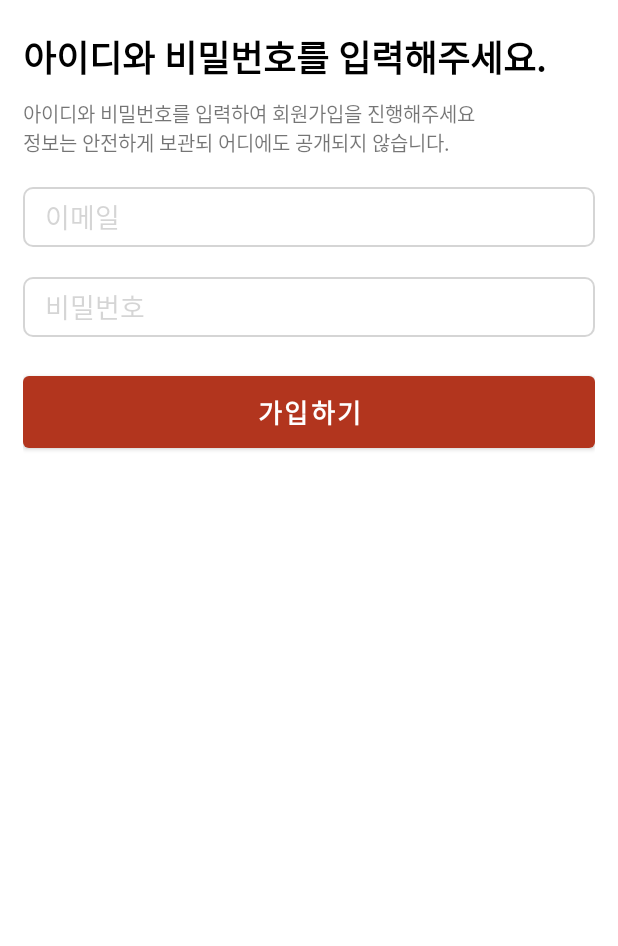
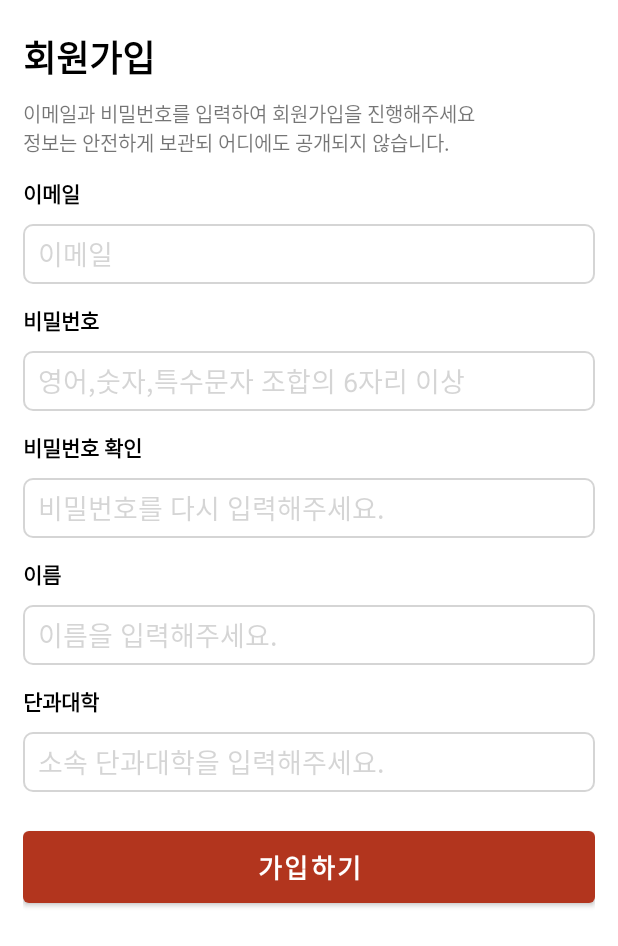
Before and after one commit to 600GramsMarket/HangeunMarket, an Android app: the fragment SignUpFragment placed in its activity, on a phone screen of 412 x 824 dp. Shown: the top 946 px of the screen. Run offline under Robolectric (Android 15) with nearby library versions, the phone set to English and light mode, and no system bars; our stand-ins replace Firebase (no records; nobody signed in at launch, a user with empty details on screens opened directly).

Commit message:
회원가입 레이아웃 수정

```diff
--- a/app/src/main/java/com/example/hangeunmarket/ui/home/recyclerview/SaleItemRecyclerViewAdapter.kt
+++ b/app/src/main/java/com/example/hangeunmarket/ui/home/recyclerview/SaleItemRecyclerViewAdapter.kt
@@ -32,9 +32,6 @@ class SaleItemRecyclerViewAdapter(var context: Context) : //화면에 데이터
             salePrice = itemView.findViewById(R.id.txt_sale_price)
             salePlace = itemView.findViewById(R.id.txt_sale_place)
 
-//            아이템 클릭에 대한 이벤트 정의
-//            itemView.setOnClickListener {
-//            }
         }
     }
 
@@ -59,10 +56,12 @@ class SaleItemRecyclerViewAdapter(var context: Context) : //화면에 데이터
     //itemView에 Array<SaleItem>의 값을 할당함
     override fun onBindViewHolder(holder: ViewHolder, position: Int) {
         val saleItem : SaleItem = saleItems[position]
-//        holder.saleItemImage
-        holder.saleTitle.text = saleItem.saleTitle
-        holder.salePlace.text = saleItem.salePlace
-        holder.salePrice.text = saleItem.salePrice
+        holder.apply {
+            saleTitle.text = saleItem.saleTitle
+            salePlace.text = saleItem.salePlace
+            salePrice.text = saleItem.salePrice
+        }
+
         //val imageName = "img_note_$imageNumber"
         val imageName = saleItem.saleItemImage //String
         //이미지의 ResourceId얻어오기(현재는 앱에 넣어둔 이미지를 배경 이미지로 삼음)
--- a/app/src/main/res/layout/fragment_mypage.xml
+++ b/app/src/main/res/layout/fragment_mypage.xml
@@ -225,7 +225,7 @@
             app:layout_constraintStart_toStartOf="parent"
             android:layout_marginTop="16dp"
             android:layout_marginStart="15dp"
-            android:text="이용 제한 내역"
+            android:text="선호 상품 내역"
             android:textColor="@color/black"
             android:textSize="16dp"/>
 
@@ -237,7 +237,7 @@
             app:layout_constraintStart_toStartOf="parent"
             android:layout_marginTop="16dp"
             android:layout_marginStart="15dp"
-            android:text="쪽지 설정"
+            android:text="채팅 설정"
             android:textColor="@color/black"
             android:textSize="16dp"/>
 
@@ -249,7 +249,7 @@
             app:layout_constraintStart_toStartOf="parent"
             android:layout_marginTop="16dp"
             android:layout_marginStart="15dp"
-            android:text="커뮤니티 이용 규칙"
+            android:text="이용 규칙"
             android:textColor="@color/black"
             android:textSize="16dp"/>
 
--- a/app/src/main/res/layout/fragment_sign_up.xml
+++ b/app/src/main/res/layout/fragment_sign_up.xml
@@ -15,7 +15,7 @@
             android:id="@+id/tv_title_input"
             android:layout_width="wrap_content"
             android:layout_height="wrap_content"
-            android:text="아이디와 비밀번호를 입력해주세요."
+            android:text="회원가입"
             android:textSize="24sp"
             android:textColor="@color/black"
             android:textStyle="bold"
@@ -28,11 +28,22 @@
             android:id="@+id/tv_explain"
             android:layout_width="wrap_content"
             android:layout_height="wrap_content"
-            android:text="아이디와 비밀번호를 입력하여 회원가입을 진행해주세요 \n정보는 안전하게 보관되 어디에도 공개되지 않습니다."
+            android:text="이메일과 비밀번호를 입력하여 회원가입을 진행해주세요 \n정보는 안전하게 보관되 어디에도 공개되지 않습니다."
             app:layout_constraintTop_toBottomOf="@id/tv_title_input"
             app:layout_constraintStart_toStartOf="parent"
             android:textSize="13sp"
             android:layout_marginTop="10dp"/>
+
+        <TextView
+            android:id="@+id/tv_id"
+            android:layout_width="wrap_content"
+            android:layout_height="wrap_content"
+            android:text="이메일"
+            app:layout_constraintTop_toBottomOf="@id/tv_explain"
+            app:layout_constraintStart_toStartOf="parent"
+            android:layout_marginTop="13dp"
+            android:textColor="@color/black"
+            android:textStyle="bold"/>
 
 
         <EditText
@@ -43,13 +54,25 @@
             android:singleLine="true"
             android:imeOptions="actionNext"
             android:inputType="textEmailAddress"
-            android:hint=" 이메일"
+            android:hint="이메일"
             android:paddingLeft="10dp"
             android:textColorHint="@color/gray"
-            app:layout_constraintTop_toBottomOf="@id/tv_explain"
+            app:layout_constraintTop_toBottomOf="@id/tv_id"
             app:layout_constraintStart_toStartOf="parent"
             app:layout_constraintEnd_toEndOf="parent"
-            android:layout_marginTop="20dp" />
+            android:layout_marginTop="10dp" />
+
+
+        <TextView
+            android:id="@+id/tv_pw"
+            android:layout_width="wrap_content"
+            android:layout_height="wrap_content"
+            android:text="비밀번호"
+            app:layout_constraintTop_toBottomOf="@id/et_email"
+            app:layout_constraintStart_toStartOf="parent"
+            android:layout_marginTop="13dp"
+            android:textColor="@color/black"
+            android:textStyle="bold"/>
 
 
         <EditText
@@ -60,13 +83,95 @@
             android:singleLine="true"
             android:imeOptions="actionNext"
             android:inputType="textPassword"
-            android:hint=" 비밀번호"
+            android:hint="영어,숫자,특수문자 조합의 6자리 이상"
             android:textColorHint="@color/gray"
             android:paddingLeft="10dp"
-            app:layout_constraintTop_toBottomOf="@id/et_email"
+            app:layout_constraintTop_toBottomOf="@id/tv_pw"
             app:layout_constraintStart_toStartOf="parent"
             app:layout_constraintEnd_toEndOf="parent"
-            android:layout_marginTop="20dp"/>
+            android:layout_marginTop="10dp"/>
+
+
+        <TextView
+            android:id="@+id/tv_pw_again"
+            android:layout_width="wrap_content"
+            android:layout_height="wrap_content"
+            android:text="비밀번호 확인"
+            app:layout_constraintTop_toBottomOf="@id/et_password"
+            app:layout_constraintStart_toStartOf="parent"
+            android:layout_marginTop="13dp"
+            android:textColor="@color/black"
+            android:textStyle="bold"/>
+
+        <EditText
+            android:id="@+id/et_password_again"
+            android:layout_width="match_parent"
+            android:layout_height="40dp"
+            android:background="@drawable/shape_edit"
+            android:singleLine="true"
+            android:imeOptions="actionNext"
+            android:inputType="textPassword"
+            android:hint="비밀번호를 다시 입력해주세요."
+            android:textColorHint="@color/gray"
+            android:paddingLeft="10dp"
+            app:layout_constraintTop_toBottomOf="@id/tv_pw_again"
+            app:layout_constraintStart_toStartOf="parent"
+            app:layout_constraintEnd_toEndOf="parent"
+            android:layout_marginTop="10dp"/>
+
+        <TextView
+            android:id="@+id/tv_name"
+            android:layout_width="wrap_content"
+            android:layout_height="wrap_content"
+            android:text="이름"
+            app:layout_constraintTop_toBottomOf="@id/et_password_again"
+            app:layout_constraintStart_toStartOf="parent"
+            android:layout_marginTop="13dp"
+            android:textColor="@color/black"
+            android:textStyle="bold"/>
+
+        <EditText
+            android:id="@+id/et_name"
+            android:layout_width="match_parent"
+            android:layout_height="40dp"
+            android:background="@drawable/shape_edit"
+            android:singleLine="true"
+            android:imeOptions="actionNext"
+            android:inputType="textPassword"
+            android:hint="이름을 입력해주세요."
+            android:textColorHint="@color/gray"
+            android:paddingLeft="10dp"
+            app:layout_constraintTop_toBottomOf="@id/tv_name"
+            app:layout_constraintStart_toStartOf="parent"
+            app:layout_constraintEnd_toEndOf="parent"
+            android:layout_marginTop="10dp"/>
+
+        <TextView
+            android:id="@+id/tv_school"
+            android:layout_width="wrap_content"
+            android:layout_height="wrap_content"
+            android:text="단과대학"
+            app:layout_constraintTop_toBottomOf="@id/et_name"
+            app:layout_constraintStart_toStartOf="parent"
+            android:layout_marginTop="13dp"
+            android:textColor="@color/black"
+            android:textStyle="bold"/>
+
+        <EditText
+            android:id="@+id/et_school"
+            android:layout_width="match_parent"
+            android:layout_height="40dp"
+            android:background="@drawable/shape_edit"
+            android:singleLine="true"
+            android:imeOptions="actionNext"
+            android:inputType="textPassword"
+            android:hint="소속 단과대학을 입력해주세요."
+            android:textColorHint="@color/gray"
+            android:paddingLeft="10dp"
+            app:layout_constraintTop_toBottomOf="@id/tv_school"
+            app:layout_constraintStart_toStartOf="parent"
+            app:layout_constraintEnd_toEndOf="parent"
+            android:layout_marginTop="10dp"/>
 
         <Button
             android:id="@+id/btn_signUp"
@@ -74,7 +179,7 @@
             android:layout_height="60dp"
             app:layout_constraintStart_toStartOf="parent"
             app:layout_constraintEnd_toEndOf="parent"
-            app:layout_constraintTop_toBottomOf="@id/et_password"
+            app:layout_constraintTop_toBottomOf="@id/et_school"
             android:text="가입하기"
             android:textSize="17sp"
             android:textStyle="bold"
```
